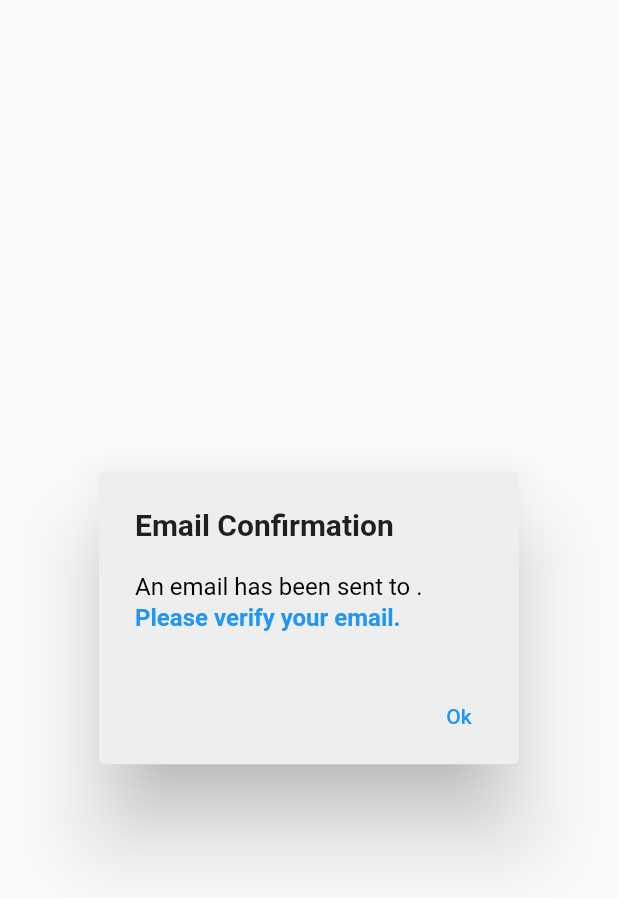
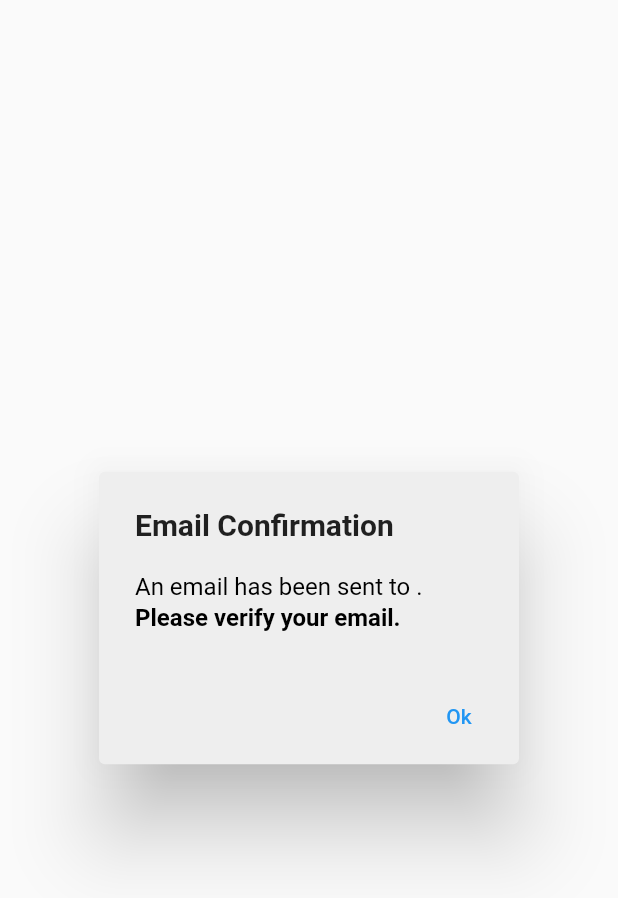
Before and after one commit to Jamal-Khatib/Istishara, a Flutter app: the Verify screen opened directly, on a phone screen of 412 x 824 dp. Shown: the top 898 px of the screen. Run offline on Flutter 3.47's test engine with Material 2 defaults, Android fonts, the phone set to English and light mode, and no system bars; our stand-ins replace cloud_firestore, firebase_auth, firebase_core, fluttertoast, get; accounts and stored records are empty; network calls fail.

Commit message:
Edited some colors

```diff
--- a/lib/authenticate.dart
+++ b/lib/authenticate.dart
@@ -4,7 +4,7 @@ import 'package:firebase_app/pages/navigationClient.dart';
 import 'package:firebase_app/pages/navigationExpert.dart';
 import 'package:firebase_app/pages/user_controller.dart';
 // import 'package:firebase_app/pages/Profile.dart';
-import 'package:firebase_app/pages/list_of_categories.dart';
+// import 'package:firebase_app/pages/list_of_categories.dart';
 import 'package:firebase_app/pages/log_in.dart';
 // import 'package:firebase_app/pages/verify.dart';
 import 'package:flutter/material.dart';
--- a/lib/pages/myQuestions.dart
+++ b/lib/pages/myQuestions.dart
@@ -1,7 +1,7 @@
 import 'package:flutter/material.dart';
 import 'package:get/get.dart';
 import 'package:flutter/cupertino.dart';
-import 'ask_question.dart';
+import 'list_of_categories.dart';
 
 class myQuestions extends StatelessWidget {
   Widget build(BuildContext context) {
@@ -80,7 +80,7 @@ class myQuestions extends StatelessWidget {
                       style: TextStyle(fontWeight: FontWeight.bold),
                     ),
                     onPressed: () {
-                     Get.to(AskQuestion());
+                      Get.to(ListCategories());
                     },
                   ),
                 ],
--- a/lib/pages/search.dart
+++ b/lib/pages/search.dart
@@ -1,6 +1,6 @@
 import 'package:flutter/material.dart';
 import 'package:flutter/cupertino.dart';
-import 'package:get/get.dart';
+// import 'package:get/get.dart';
 
 class search extends StatelessWidget {
   @override
--- a/lib/pages/verify.dart
+++ b/lib/pages/verify.dart
@@ -78,7 +78,7 @@ class _VerifyState extends State<Verify> {
                   'Please verify your email.',
                   style: TextStyle(
                     fontWeight: FontWeight.bold,
-                    color: Colors.blue,
+                    color: Colors.black,
                   ),
                 ),
               ],
```
